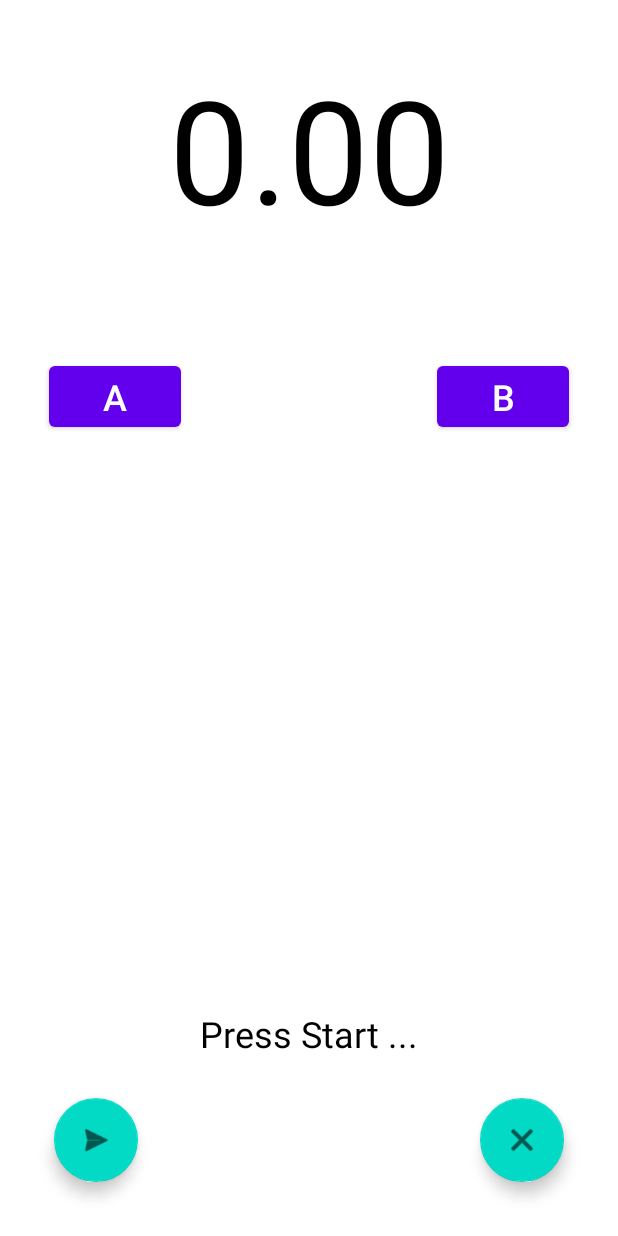
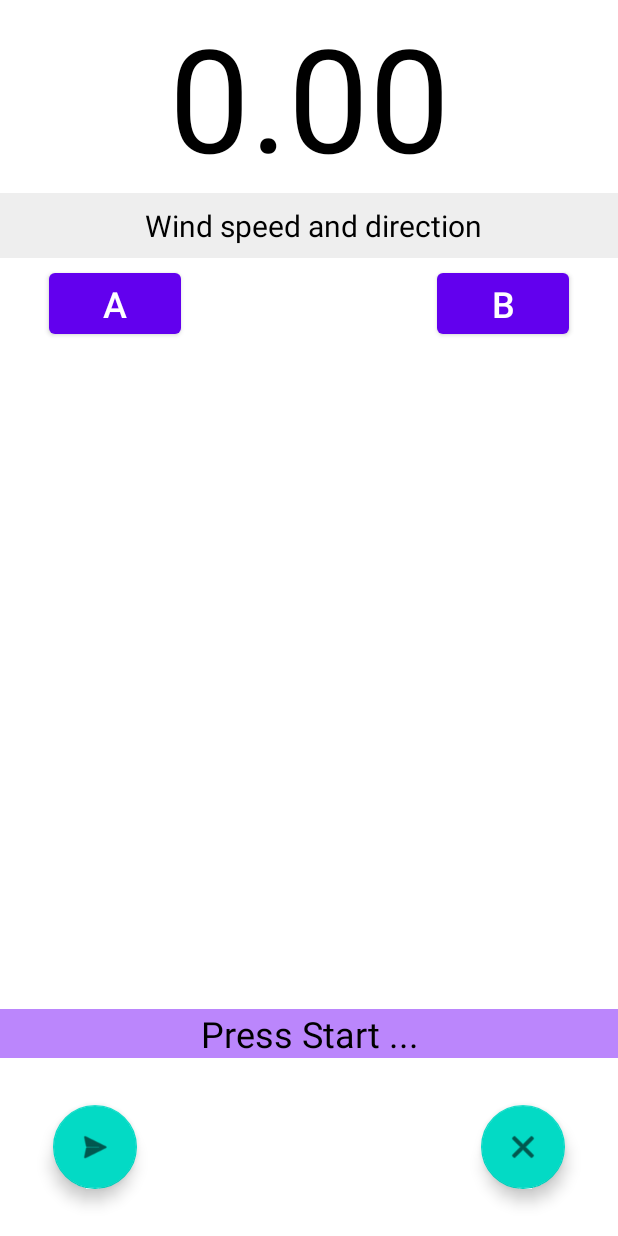
Before and after one commit to gigijoe/dragon-eye-rc, an Android app: the TimerActivity screen opened directly, with no data from a screen before it, on a phone screen of 412 x 824 dp. Run offline under Robolectric (Android 15) with nearby library versions, the phone set to English and light mode, and no system bars.

Commit message:
1.Fix property icon 2.Remove global base run / stop button 3.Receive multicase and display wind spped & direction 4.Improve firmware version check 5.Fix bug of f3f timer result display 6.Improve UI layout

```diff
--- a/app/src/main/res/layout/activity_timer.xml
+++ b/app/src/main/res/layout/activity_timer.xml
@@ -20,78 +20,87 @@
         app:layout_constraintRight_toRightOf="parent"
         app:layout_constraintStart_toStartOf="parent"
         app:layout_constraintTop_toTopOf="parent"
-        app:layout_constraintVertical_bias="0.05" />
+        app:layout_constraintVertical_bias="0" />
 
     <com.google.android.material.floatingactionbutton.FloatingActionButton
         android:id="@+id/button_start_timer"
         android:layout_width="wrap_content"
         android:layout_height="wrap_content"
-        android:layout_marginStart="36dp"
-        android:layout_marginBottom="36dp"
         android:clickable="true"
+        android:focusable="true"
         android:soundEffectsEnabled="true"
         app:layout_constraintBottom_toBottomOf="parent"
+        app:layout_constraintEnd_toEndOf="parent"
+        app:layout_constraintHorizontal_bias="0.1"
         app:layout_constraintStart_toStartOf="parent"
-        app:srcCompat="@android:drawable/ic_menu_send"
-        android:focusable="true" />
+        app:layout_constraintTop_toBottomOf="@id/textViewTimerStatus"
+        app:layout_constraintVertical_bias="0.5"
+        app:srcCompat="@android:drawable/ic_menu_send" />
 
     <com.google.android.material.floatingactionbutton.FloatingActionButton
         android:id="@+id/button_stop_timer"
         android:layout_width="wrap_content"
         android:layout_height="wrap_content"
-        android:layout_marginEnd="36dp"
-        android:layout_marginBottom="36dp"
         android:clickable="true"
+        android:focusable="true"
         android:soundEffectsEnabled="true"
         app:layout_constraintBottom_toBottomOf="parent"
         app:layout_constraintEnd_toEndOf="parent"
-        app:srcCompat="@android:drawable/ic_menu_close_clear_cancel"
-        android:focusable="true" />
+        app:layout_constraintHorizontal_bias="0.9"
+        app:layout_constraintStart_toStartOf="parent"
+        app:layout_constraintTop_toBottomOf="@id/textViewTimerStatus"
+        app:srcCompat="@android:drawable/ic_menu_close_clear_cancel" />
 
     <Button
         android:id="@+id/buttonA"
         android:layout_width="wrap_content"
         android:layout_height="wrap_content"
+        android:layout_marginTop="4dp"
         android:text="A"
         android:textSize="24sp"
-        app:layout_constraintBottom_toBottomOf="parent"
-        app:layout_constraintBottom_toTopOf="@+id/button_start_timer"
         app:layout_constraintEnd_toEndOf="parent"
         app:layout_constraintHorizontal_bias="0.1"
-        app:layout_constraintLeft_toLeftOf="parent"
-        app:layout_constraintRight_toRightOf="parent"
         app:layout_constraintStart_toStartOf="parent"
-        app:layout_constraintTop_toTopOf="parent"
-        app:layout_constraintVertical_bias="0.35" />
+        app:layout_constraintTop_toBottomOf="@id/textViewWind" />
 
     <Button
         android:id="@+id/buttonB"
         android:layout_width="wrap_content"
         android:layout_height="wrap_content"
+        android:layout_marginTop="4dp"
         android:text="B"
         android:textSize="24sp"
-        app:layout_constraintBottom_toBottomOf="parent"
-        app:layout_constraintBottom_toTopOf="@+id/button_stop_timer"
         app:layout_constraintEnd_toEndOf="parent"
         app:layout_constraintHorizontal_bias="0.9"
-        app:layout_constraintLeft_toLeftOf="parent"
-        app:layout_constraintRight_toRightOf="parent"
         app:layout_constraintStart_toStartOf="parent"
-        app:layout_constraintTop_toTopOf="parent"
-        app:layout_constraintVertical_bias="0.35" />
+        app:layout_constraintTop_toBottomOf="@id/textViewWind" />
+
+    <TextView
+        android:id="@+id/textViewWind"
+        android:layout_width="0dp"
+        android:layout_height="wrap_content"
+        android:background="@color/grey_ee"
+        android:gravity="center"
+        android:padding="8dp"
+        android:text=" Wind speed and direction"
+        android:textColor="@color/black"
+        android:textSize="20sp"
+        app:layout_constraintEnd_toEndOf="parent"
+        app:layout_constraintStart_toStartOf="parent"
+        app:layout_constraintTop_toBottomOf="@id/textViewDuration" />
 
     <TextView
         android:id="@+id/textViewTimerStatus"
-        android:layout_width="wrap_content"
+        android:layout_width="0dp"
         android:layout_height="wrap_content"
+        android:background="@color/purple_200"
+        android:gravity="center"
         android:text="Press Start ..."
         android:textColor="@color/black"
         android:textSize="24sp"
         app:layout_constraintBottom_toBottomOf="parent"
         app:layout_constraintEnd_toEndOf="parent"
         app:layout_constraintHorizontal_bias="0.5"
-        app:layout_constraintLeft_toLeftOf="parent"
-        app:layout_constraintRight_toRightOf="parent"
         app:layout_constraintStart_toStartOf="parent"
         app:layout_constraintTop_toTopOf="parent"
         app:layout_constraintVertical_bias="0.85" />
--- a/app/src/main/res/mipmap-anydpi-v26/ic_launcher.xml
+++ b/app/src/main/res/mipmap-anydpi-v26/ic_launcher.xml
@@ -1,5 +1,5 @@
 <?xml version="1.0" encoding="utf-8"?>
 <adaptive-icon xmlns:android="http://schemas.android.com/apk/res/android">
-    <background android:drawable="@drawable/ic_launcher_background"/>
+    <background android:drawable="@mipmap/ic_launcher_foreground"/>
     <foreground android:drawable="@mipmap/ic_launcher_foreground"/>
 </adaptive-icon>
--- a/app/src/main/res/values/strings.xml
+++ b/app/src/main/res/values/strings.xml
@@ -14,5 +14,5 @@
     <string name="about">About</string>
     <string name="title_activity_compass">Compass Settings</string>
 
-    <string name="version">v0.1.8b</string>
+    <string name="version">v0.1.9</string>
 </resources>
```
Also changed, not shown: app/src/main/java/com/gtek/dragon_eye_rc/FirmwareActivity.java (+25 -2 lines), app/src/main/java/com/gtek/dragon_eye_rc/MainActivity.java (+18 -3 lines), app/src/main/java/com/gtek/dragon_eye_rc/TimerActivity.java (+12 -2 lines), app/src/main/res/layout/activity_main.xml (+29 -21 lines).
